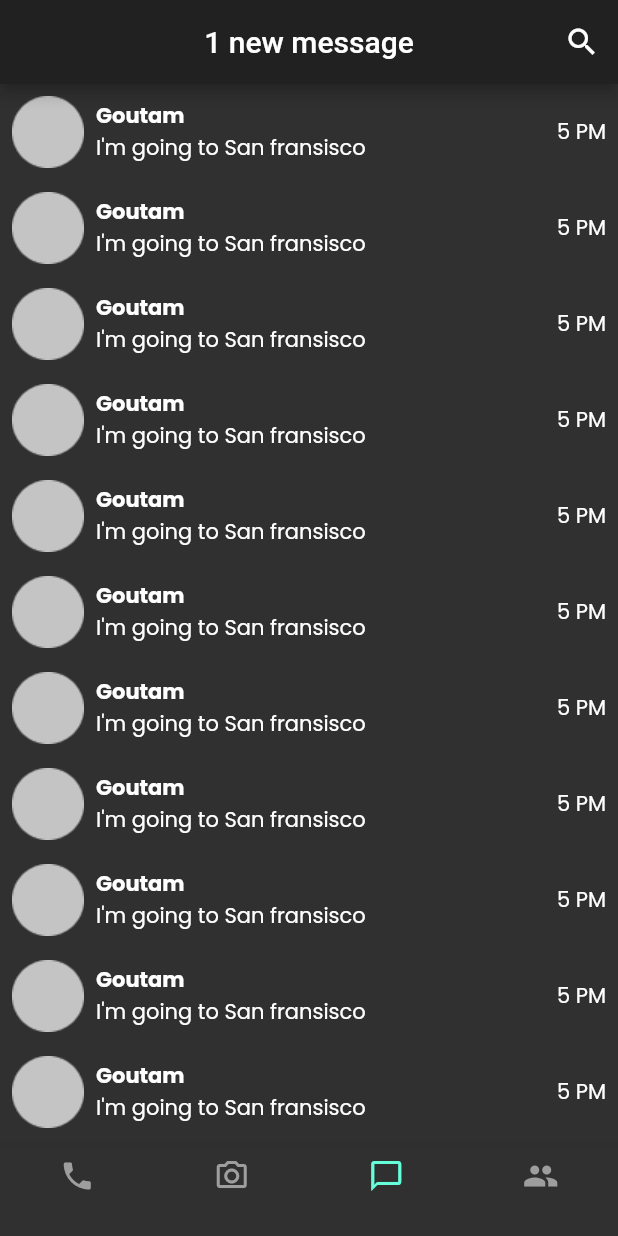
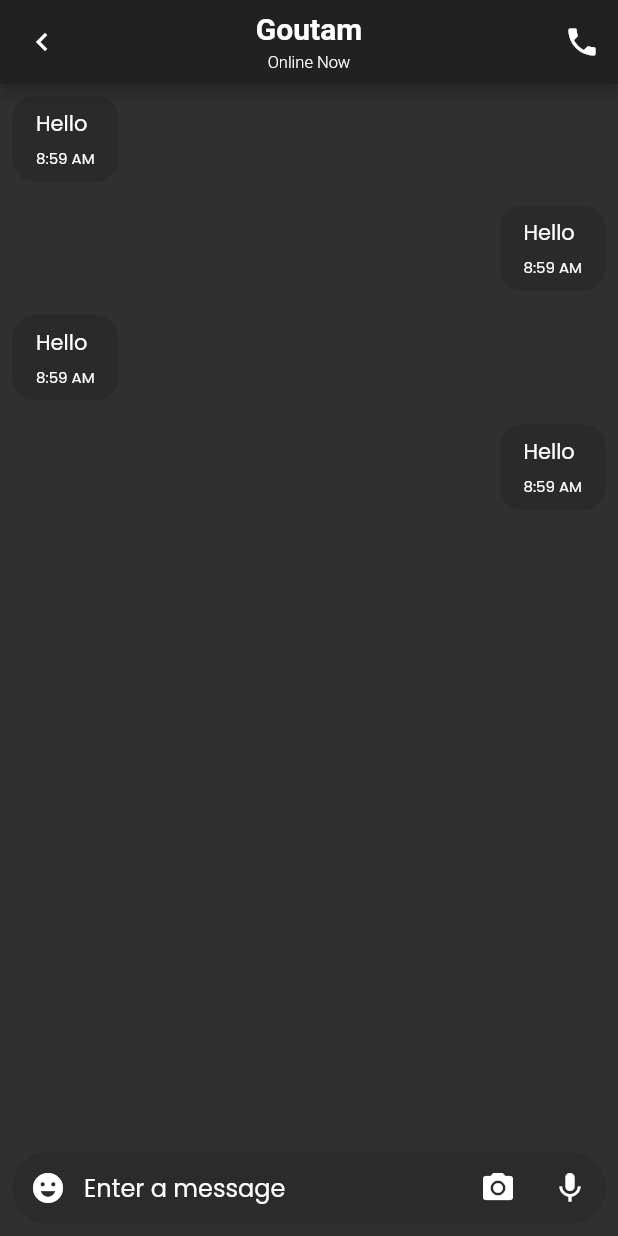
Before and after one commit to Goutam192002/prologue, a Flutter app: the screen it shows after launch, on a phone screen of 412 x 824 dp. Run offline on Flutter 3.47's test engine with Material 2 defaults, Android fonts, the phone set to English and light mode, and no system bars; our stand-ins replace dio, flutter_bloc, flutter_contacts, google_fonts, pin_code_fields; missing offline and left inert: xmpp_stone.

Commit message:
chat screen ui

```diff
--- /dev/null
+++ b/lib/chat/screen.dart
@@ -0,0 +1,122 @@
+import 'package:flutter/material.dart';
+
+class ChatScreen extends StatelessWidget {
+  @override
+  Widget build(BuildContext context) {
+    return Scaffold(
+      appBar: AppBar(
+        centerTitle: true,
+        leading: IconButton(
+          icon: Icon(Icons.chevron_left),
+          onPressed: () {},
+        ),
+        title: Flex(
+          direction: Axis.vertical,
+          children: [
+            Text(
+              "Goutam",
+              style: TextStyle(fontWeight: FontWeight.bold),
+            ),
+            SizedBox(height: 5),
+            Text(
+              "Online Now",
+              style: TextStyle(fontSize: 11, fontWeight: FontWeight.w300),
+            ),
+          ],
+        ),
+        actions: [
+          IconButton(
+            icon: Icon(Icons.phone),
+            onPressed: () {},
+          ),
+        ],
+      ),
+      body: Column(
+        children: [
+          Expanded(
+            child: ListView.builder(
+              itemBuilder: (BuildContext context, int index) {
+                return Align(
+                  alignment: index % 2 == 0
+                      ? Alignment.centerLeft
+                      : Alignment.centerRight,
+                  child: Padding(
+                    padding: EdgeInsets.all(8.0),
+                    child: Container(
+                      padding:
+                          EdgeInsets.symmetric(vertical: 8, horizontal: 16),
+                      decoration: ShapeDecoration(
+                        color: Colors.black12,
+                        shape: RoundedRectangleBorder(
+                          borderRadius: BorderRadius.circular(15),
+                        ),
+                      ),
+                      child: Flex(
+                        crossAxisAlignment: CrossAxisAlignment.start,
+                        direction: Axis.vertical,
+                        children: [
+                          Text(
+                            "Hello",
+                            style: TextStyle(
+                              color: Colors.white,
+                            ),
+                          ),
+                          SizedBox(height: 5),
+                          Text(
+                            "8:59 AM",
+                            style: TextStyle(
+                              color: Colors.white,
+                              fontSize: 10,
+                            ),
+                          )
+                        ],
+                      ),
+                    ),
+                  ),
+                );
+              },
+              itemCount: 4,
+            ),
+          ),
+          Padding(
+            padding: EdgeInsets.all(8),
+            child: Container(
+              decoration: ShapeDecoration(
+                color: Color.fromRGBO(43, 43, 43, 1),
+                shape: RoundedRectangleBorder(
+                  borderRadius: BorderRadius.circular(24),
+                ),
+              ),
+              child: Row(
+                children: [
+                  IconButton(
+                    icon: Icon(Icons.emoji_emotions),
+                    onPressed: () {},
+                  ),
+                  Expanded(
+                    child: TextField(
+                      decoration: InputDecoration(
+                        hintText: "Enter a message",
+                        border: InputBorder.none,
+                        hintStyle: TextStyle(color: Colors.white),
+                      ),
+                      style: TextStyle(color: Colors.white),
+                    ),
+                  ),
+                  IconButton(
+                    icon: Icon(Icons.camera_alt),
+                    onPressed: () {},
+                  ),
+                  IconButton(
+                    icon: Icon(Icons.mic),
+                    onPressed: () {},
+                  )
+                ],
+              ),
+            ),
+          )
+        ],
+      ),
+    );
+  }
+}
--- a/lib/main.dart
+++ b/lib/main.dart
@@ -1,6 +1,6 @@
 import 'package:flutter/material.dart';
 import 'package:google_fonts/google_fonts.dart';
-import 'package:prologue/conversations/screen.dart';
+import 'package:prologue/chat/screen.dart';
 
 void main() {
   runApp(MyApp());
@@ -16,7 +16,7 @@ class MyApp extends StatelessWidget {
           bodyColor: Colors.greenAccent,
         ),
       ),
-      home: ConversationsScreen(),
+      home: ChatScreen(),
     );
   }
 }
```
